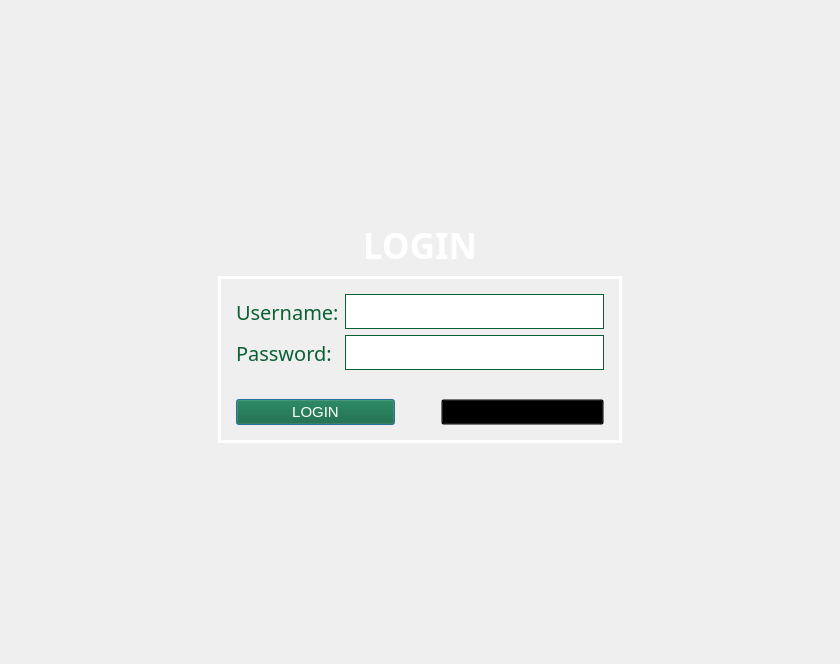
This is Screens/Login.ui in Bideiro/Ranil_project_py as Qt 5 draws it before an edit. The edited form follows.
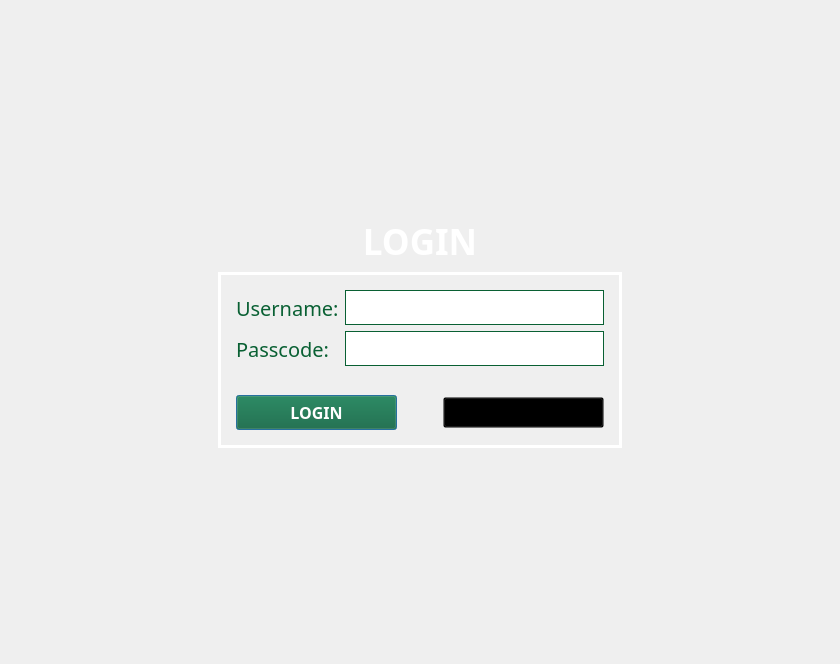
This is the edited form. Icons and pictures are not drawn.

```diff
--- a/Screens/Login.ui
+++ b/Screens/Login.ui
@@ -50,13 +50,11 @@
 
 #forgotpass_btn{
 background-color: rgba(0,0,0,0);
-font-size: 15px;
 }
 
 #login_btn{
 background-color: #096033;
 color: white;
-font-size: 15px;
 }
 
 
@@ -162,7 +160,7 @@
                <item row="2" column="0">
                 <widget class="QLabel" name="label_3">
                  <property name="text">
-                  <string>Password:</string>
+                  <string>Passcode:</string>
                  </property>
                 </widget>
                </item>
@@ -214,6 +212,19 @@
             <layout class="QHBoxLayout" name="horizontalLayout_2">
              <item>
               <widget class="QPushButton" name="login_btn">
+               <property name="minimumSize">
+                <size>
+                 <width>0</width>
+                 <height>35</height>
+                </size>
+               </property>
+               <property name="font">
+                <font>
+                 <family>DM Sans</family>
+                 <pointsize>12</pointsize>
+                 <bold>true</bold>
+                </font>
+               </property>
                <property name="text">
                 <string>LOGIN</string>
                </property>
@@ -248,12 +259,14 @@
               <widget class="QPushButton" name="forgotpass_btn">
                <property name="font">
                 <font>
-                 <pointsize>-1</pointsize>
+                 <family>DM Sans</family>
+                 <pointsize>12</pointsize>
+                 <bold>true</bold>
                  <underline>true</underline>
                 </font>
                </property>
                <property name="text">
-                <string>FORGOT PASSWORD</string>
+                <string>FORGOT PASSCODE</string>
                </property>
               </widget>
              </item>
```
